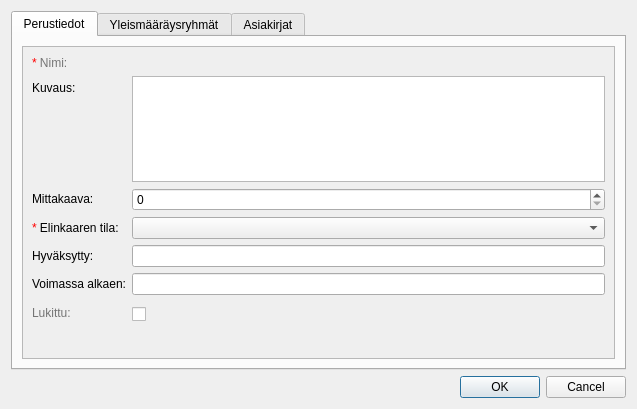
The window that arho_feature_template/gui/dialogs/plan_attribute_form.ui (GispoCoding/arho-qgis-plugin) describes before a commit, drawn with Qt 5.
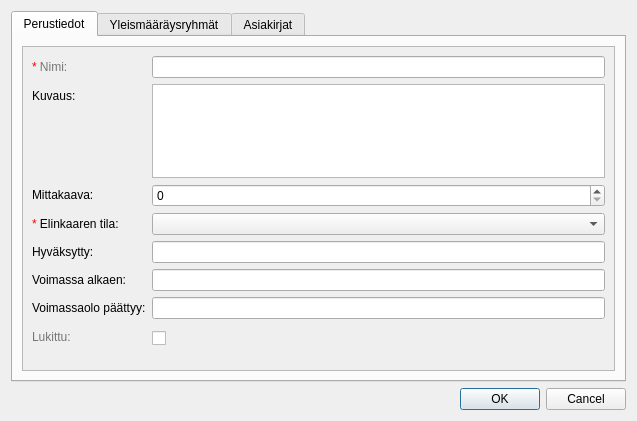
The same window after the commit. Custom widgets are drawn as their Qt base class.

```diff
--- a/arho_feature_template/gui/dialogs/plan_attribute_form.ui
+++ b/arho_feature_template/gui/dialogs/plan_attribute_form.ui
@@ -10,7 +10,7 @@
     <x>0</x>
     <y>0</y>
     <width>637</width>
-    <height>409</height>
+    <height>421</height>
    </rect>
   </property>
   <property name="windowTitle">
@@ -62,7 +62,7 @@
             <x>0</x>
             <y>0</y>
             <width>595</width>
-            <height>309</height>
+            <height>321</height>
            </rect>
           </property>
           <layout class="QVBoxLayout" name="verticalLayout_4">
@@ -144,7 +144,7 @@
                </property>
               </widget>
              </item>
-             <item row="6" column="1">
+             <item row="7" column="1">
               <widget class="QCheckBox" name="lock_checkbox">
                <property name="minimumSize">
                 <size>
@@ -157,7 +157,7 @@
                </property>
               </widget>
              </item>
-             <item row="6" column="0">
+             <item row="7" column="0">
               <widget class="QLabel" name="label">
                <property name="text">
                 <string>&lt;html&gt;&lt;head/&gt;&lt;body&gt;&lt;p&gt;&lt;span style=&quot; color:#757575;&quot;&gt; Lukittu:&lt;/span&gt;&lt;/p&gt;&lt;/body&gt;&lt;/html&gt;</string>
@@ -192,6 +192,23 @@
                </property>
               </widget>
              </item>
+             <item row="6" column="0">
+              <widget class="QLabel" name="validity_end_label">
+               <property name="text">
+                <string>Voimassaolo päättyy:</string>
+               </property>
+              </widget>
+             </item>
+             <item row="6" column="1">
+              <widget class="QLineEdit" name="validity_end_date">
+               <property name="readOnly">
+                <bool>true</bool>
+               </property>
+              </widget>
+             </item>
+             <item row="0" column="1">
+              <widget class="QLineEdit" name="name_edit"/>
+             </item>
             </layout>
            </item>
            <item>
```
Left out of the diff: 12 changed lines with no effect on the pictures.
